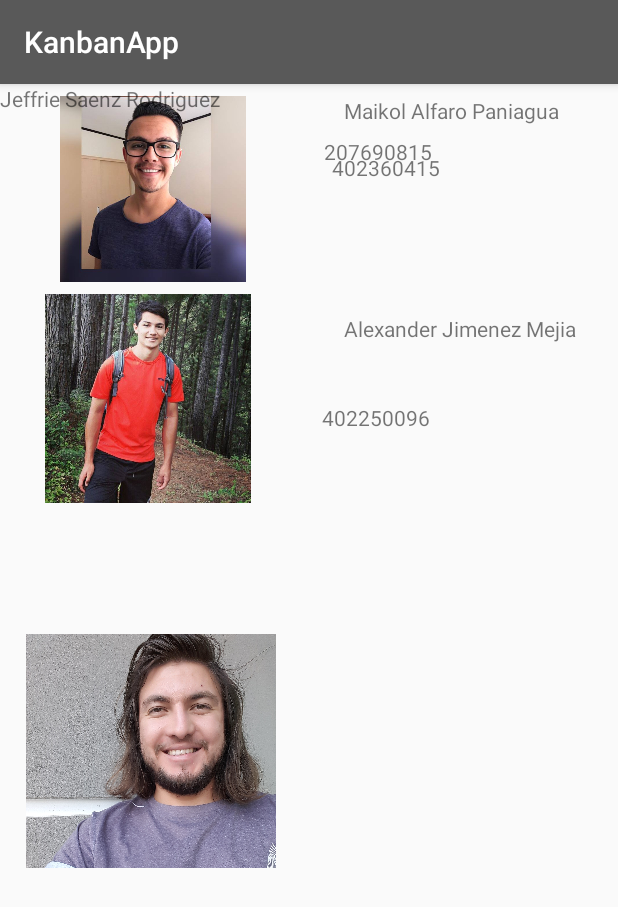
After one commit to JeffrieSaenz/KanbanAppProject, an Android app: the Integrantes screen opened directly, with no data from a screen before it, on a phone screen of 412 x 824 dp. The commit adds this screen. Shown: the top 907 px of the screen. Run offline under Robolectric (Android 15) with nearby library versions, the phone set to English and light mode, and no system bars.

Commit message:
Last changes

```diff
--- a/KanbanApp/app/src/main/AndroidManifest.xml
+++ b/KanbanApp/app/src/main/AndroidManifest.xml
@@ -31,7 +31,7 @@
             android:name=".Backlog"
             android:label="@string/title_activity_main"
             android:launchMode="singleTask"
-            android:theme="@style/AppTheme.NoActionBar"></activity>
+            android:theme="@style/AppTheme.NoActionBar" />
         <activity android:name=".TareaInfo" />
         <activity
             android:name=".IngresoNuevaTarea"
@@ -50,7 +50,8 @@
             android:name=".InfoUser"
             android:label="@string/title_activity_info_user"
             android:theme="@style/AppTheme.NoActionBar" />
-        <activity android:name=".ViewFile"></activity>
+        <activity android:name=".ViewFile" />
+        <activity android:name=".Integrantes"></activity>
     </application>
 
 </manifest>
--- a/KanbanApp/app/src/main/java/com/example/user/kanbanapp/Backlog.java
+++ b/KanbanApp/app/src/main/java/com/example/user/kanbanapp/Backlog.java
@@ -3,6 +3,7 @@ package com.example.user.kanbanapp;
 import android.Manifest;
 import android.annotation.TargetApi;
 import android.app.Activity;
+import android.app.ProgressDialog;
 import android.content.Context;
 import android.content.DialogInterface;
 import android.content.Intent;
@@ -63,6 +64,7 @@ import java.util.ArrayList;
 public class Backlog extends AppCompatActivity implements NavigationView.OnNavigationItemSelectedListener, GoogleApiClient.OnConnectionFailedListener {
 
     DatosVentanas vd;
+    ProgressDialog pDialog;
 
     public ViewPagerAdapter vpa;
     public ViewPager viewPager;
@@ -78,7 +80,7 @@ public class Backlog extends AppCompatActivity implements NavigationView.OnNavig
 
     @Override
     protected void onCreate(Bundle savedInstanceState) {
-        Mensaje("onCreate");
+        //Mensaje("onCreate");
         super.onCreate(savedInstanceState);
         setContentView(R.layout.activity_backlog);
         Intent intento = new Intent();
@@ -210,7 +212,7 @@ public class Backlog extends AppCompatActivity implements NavigationView.OnNavig
     @Override
     protected void onRestart() {
         super.onRestart();
-        Mensaje("onRestart");
+       // Mensaje("onRestart");
         // addFragment();
         //addFIni();
     }
@@ -260,8 +262,12 @@ public class Backlog extends AppCompatActivity implements NavigationView.OnNavig
                 //Intent intento = new Intent(getApplicationContext(), IngresoNuevaTarea.class);
                 //startActivity(intento);
                 break;
+            case R.id.integ:
+                Intent intento = new Intent(getApplicationContext(), Integrantes.class);
+                startActivity(intento);
+                break;
             default:
-                Mensaje("No clasificado");
+                //Mensaje("No clasificado");
                 break;
         }
         return super.onOptionsItemSelected(item);
@@ -297,7 +303,7 @@ public class Backlog extends AppCompatActivity implements NavigationView.OnNavig
         conn = FbConnection.getInstance();
         //conn.readTabs();
         ArrayList<Tab> tbs = conn.getTabs();
-        Mensaje("TABS:" + tbs.size());
+        //Mensaje("TABS:" + tbs.size());
         if (tbs.isEmpty())
             addFIni();
         else {
@@ -514,7 +520,7 @@ public class Backlog extends AppCompatActivity implements NavigationView.OnNavig
                     Log.i("Get Files", "Uri: " + uri.toString());
                     uploadFiles(uri, pos);
                 }
-                Mensaje("Concluido....");
+                //Mensaje("Concluido....");
             }
         }
     }
@@ -532,12 +538,19 @@ public class Backlog extends AppCompatActivity implements NavigationView.OnNavig
         String path = String.format("files/%s", name);
         StorageReference fileRef = storageRef.child(path);
         Uri file = uri;
+        pDialog = new ProgressDialog(this);
+        //pDialog.setTitle("PDF");
+        pDialog.setMessage("Loading...");
+        pDialog.setIndeterminate(false);
+        pDialog.setCancelable(false);
+        pDialog.show();
         fileRef.putFile(file)
                 .addOnFailureListener(new OnFailureListener() {
                     @Override
                     public void onFailure(@NonNull Exception exception) {
                         // Handle unsuccessful uploads
-                        Mensaje(exception.getMessage());
+                        //Mensaje(exception.getMessage());
+                        pDialog.dismiss();
                     }
                 })
 
@@ -560,8 +573,8 @@ public class Backlog extends AppCompatActivity implements NavigationView.OnNavig
                             //.add(new File(name, downloadUrl.toString()));
                         }
                         updateTabs();
-                        Mensaje("SUCCESS");
-
+                        //Mensaje("SUCCESS");
+                        pDialog.dismiss();
                     }
                 });
     }
--- /dev/null
+++ b/KanbanApp/app/src/main/java/com/example/user/kanbanapp/Integrantes.java
@@ -0,0 +1,13 @@
+package com.example.user.kanbanapp;
+
+import android.support.v7.app.AppCompatActivity;
+import android.os.Bundle;
+
+public class Integrantes extends AppCompatActivity {
+
+    @Override
+    protected void onCreate(Bundle savedInstanceState) {
+        super.onCreate(savedInstanceState);
+        setContentView(R.layout.activity_integrantes);
+    }
+}
--- a/KanbanApp/app/src/main/java/com/example/user/kanbanapp/LoginActivity.java
+++ b/KanbanApp/app/src/main/java/com/example/user/kanbanapp/LoginActivity.java
@@ -98,7 +98,7 @@ public class LoginActivity extends AppCompatActivity implements
                 firebaseAuthWithGoogle(account);
             } catch (ApiException e) {
                 // Google Sign In failed, update UI appropriately
-                Mensaje("Google sign in failed");
+                //Mensaje("Google sign in failed");
                 Log.w(TAG, "Google sign in failed", e);
                 // [START_EXCLUDE]
                 updateUI(null);
@@ -123,7 +123,7 @@ public class LoginActivity extends AppCompatActivity implements
                     public void onComplete(@NonNull Task<AuthResult> task) {
                         if (task.isSuccessful()) {
                             // Sign in success, update UI with the signed-in user's information
-                            Mensaje("signInWithCredential:success");
+                           // Mensaje("signInWithCredential:success");
                             FirebaseUser user = mAuth.getCurrentUser();
                             //Mensaje(user.getDisplayName());
                             dv.loguearUsuario(new User(user.getDisplayName(), user.getEmail()));
@@ -136,7 +136,7 @@ public class LoginActivity extends AppCompatActivity implements
                             }
                         } else {
                             // If sign in fails, display a message to the user.
-                            Mensaje("signInWithCredential:failure");
+                           // Mensaje("signInWithCredential:failure");
                             Log.w(TAG, "signInWithCredential:failure", task.getException());
                             //Snackbar.make(findViewById(R.id.main_layout), "Authentication Failed.", Snackbar.LENGTH_SHORT).show();
                             updateUI(null);
--- a/KanbanApp/app/src/main/java/com/example/user/kanbanapp/ViewFile.java
+++ b/KanbanApp/app/src/main/java/com/example/user/kanbanapp/ViewFile.java
@@ -10,6 +10,7 @@ import android.webkit.WebViewClient;
 
 public class ViewFile extends AppCompatActivity {
     ProgressDialog pDialog;
+
     WebView webview ;
     @Override
     protected void onCreate(Bundle savedInstanceState) {
--- /dev/null
+++ b/KanbanApp/app/src/main/res/layout/activity_integrantes.xml
@@ -0,0 +1,118 @@
+<?xml version="1.0" encoding="utf-8"?>
+<android.support.constraint.ConstraintLayout xmlns:android="http://schemas.android.com/apk/res/android"
+    xmlns:app="http://schemas.android.com/apk/res-auto"
+    xmlns:tools="http://schemas.android.com/tools"
+    android:layout_width="match_parent"
+    android:layout_height="match_parent"
+    tools:context=".Integrantes">
+
+    <ImageView
+        android:id="@+id/imageView2"
+        android:layout_width="188dp"
+        android:layout_height="124dp"
+        android:layout_marginStart="8dp"
+        android:layout_marginTop="8dp"
+        app:layout_constraintStart_toStartOf="parent"
+        app:layout_constraintTop_toTopOf="parent"
+        app:srcCompat="@drawable/maik" />
+
+    <TextView
+        android:id="@+id/textView"
+        android:layout_width="wrap_content"
+        android:layout_height="wrap_content"
+        android:layout_marginEnd="8dp"
+        android:layout_marginStart="8dp"
+        android:layout_marginTop="8dp"
+        android:text="Maikol Alfaro Paniagua  "
+        app:layout_constraintEnd_toEndOf="parent"
+        app:layout_constraintStart_toEndOf="@+id/imageView2"
+        app:layout_constraintTop_toTopOf="parent" />
+
+    <TextView
+        android:id="@+id/textView2"
+        android:layout_width="wrap_content"
+        android:layout_height="wrap_content"
+        android:layout_marginEnd="8dp"
+        android:layout_marginStart="8dp"
+        android:layout_marginTop="8dp"
+        android:text="207690815"
+        app:layout_constraintEnd_toEndOf="parent"
+        app:layout_constraintHorizontal_bias="0.096"
+        app:layout_constraintStart_toEndOf="@+id/imageView2"
+        app:layout_constraintTop_toBottomOf="@+id/textView" />
+
+    <ImageView
+        android:id="@+id/imageView4"
+        android:layout_width="165dp"
+        android:layout_height="139dp"
+        android:layout_marginStart="16dp"
+        android:layout_marginTop="8dp"
+        app:layout_constraintStart_toStartOf="parent"
+        app:layout_constraintTop_toBottomOf="@+id/imageView2"
+        app:srcCompat="@drawable/jef" />
+
+    <TextView
+        android:id="@+id/textView4"
+        android:layout_width="wrap_content"
+        android:layout_height="34dp"
+        android:text="Jeffrie Saenz Rodriguez"
+        tools:layout_editor_absoluteX="217dp"
+        tools:layout_editor_absoluteY="149dp" />
+
+    <TextView
+        android:id="@+id/textView5"
+        android:layout_width="wrap_content"
+        android:layout_height="wrap_content"
+        android:layout_marginEnd="8dp"
+        android:layout_marginStart="8dp"
+        android:layout_marginTop="12dp"
+        android:text="402360415"
+        app:layout_constraintEnd_toEndOf="parent"
+        app:layout_constraintHorizontal_bias="0.226"
+        app:layout_constraintStart_toEndOf="@+id/imageView4"
+        app:layout_constraintTop_toBottomOf="@+id/textView4" />
+
+    <ImageView
+        android:id="@+id/imageView5"
+        android:layout_width="169dp"
+        android:layout_height="156dp"
+        android:layout_marginBottom="8dp"
+        android:layout_marginStart="16dp"
+        android:layout_marginTop="8dp"
+        android:adjustViewBounds="false"
+        android:cropToPadding="false"
+        android:visibility="visible"
+        app:layout_constraintBottom_toBottomOf="parent"
+        app:layout_constraintStart_toStartOf="parent"
+        app:layout_constraintTop_toBottomOf="@+id/imageView4"
+        app:layout_constraintVertical_bias="0.25"
+        app:srcCompat="@drawable/alex" />
+
+    <TextView
+        android:id="@+id/textView6"
+        android:layout_width="wrap_content"
+        android:layout_height="35dp"
+        android:layout_marginEnd="8dp"
+        android:layout_marginStart="24dp"
+        android:layout_marginTop="88dp"
+        android:text="Alexander Jimenez Mejia"
+        app:layout_constraintEnd_toEndOf="parent"
+        app:layout_constraintStart_toEndOf="@+id/imageView5"
+        app:layout_constraintTop_toBottomOf="@+id/textView5" />
+
+    <TextView
+        android:id="@+id/textView7"
+        android:layout_width="wrap_content"
+        android:layout_height="wrap_content"
+        android:layout_marginBottom="8dp"
+        android:layout_marginEnd="8dp"
+        android:layout_marginStart="28dp"
+        android:layout_marginTop="24dp"
+        android:text="402250096"
+        app:layout_constraintBottom_toBottomOf="parent"
+        app:layout_constraintEnd_toEndOf="parent"
+        app:layout_constraintHorizontal_bias="0.01"
+        app:layout_constraintStart_toEndOf="@+id/imageView5"
+        app:layout_constraintTop_toBottomOf="@+id/textView6"
+        app:layout_constraintVertical_bias="0.0" />
+</android.support.constraint.ConstraintLayout>
--- a/KanbanApp/app/src/main/res/menu/header_menu.xml
+++ b/KanbanApp/app/src/main/res/menu/header_menu.xml
@@ -11,4 +11,7 @@
     <item
         android:id="@+id/video"
         android:title="@string/video" />
+    <item
+        android:id="@+id/integ"
+        android:title="Integrantes" />
 </menu>
```
Also changed, not shown: KanbanApp/app/src/main/res/drawable/alex.jpg (added), KanbanApp/app/src/main/res/drawable/jef.jpg (added), KanbanApp/app/src/main/res/drawable/maik.jpg (added), 1 other file.
